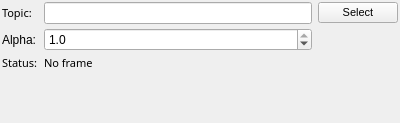
Qt form mapviz_plugins/ui/occupancy_grid_config.ui (Eurecat/mapviz) before a commit.
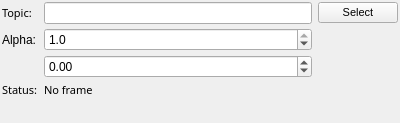
The same form after that commit.

```diff
--- a/mapviz_plugins/ui/occupancy_grid_config.ui
+++ b/mapviz_plugins/ui/occupancy_grid_config.ui
@@ -32,7 +32,7 @@
    <property name="verticalSpacing">
     <number>4</number>
    </property>
-   <item row="5" column="1">
+   <item row="6" column="1">
     <spacer name="verticalSpacer">
      <property name="orientation">
       <enum>Qt::Vertical</enum>
@@ -58,7 +58,7 @@
      </property>
     </widget>
    </item>
-   <item row="4" column="0">
+   <item row="5" column="0">
     <widget class="QLabel" name="label_2">
      <property name="font">
       <font>
@@ -71,7 +71,7 @@
      </property>
     </widget>
    </item>
-   <item row="4" column="1" colspan="2">
+   <item row="5" column="1" colspan="2">
     <widget class="QLabel" name="status">
      <property name="font">
       <font>
@@ -134,6 +134,19 @@
      </property>
     </widget>
    </item>
+   <item row="4" column="1">
+    <widget class="QDoubleSpinBox" name="angleOffset">
+     <property name="minimum">
+      <double>-10.000000000000000</double>
+     </property>
+     <property name="maximum">
+      <double>10.000000000000000</double>
+     </property>
+     <property name="singleStep">
+      <double>0.100000000000000</double>
+     </property>
+    </widget>
+   </item>
   </layout>
  </widget>
  <resources/>
```
